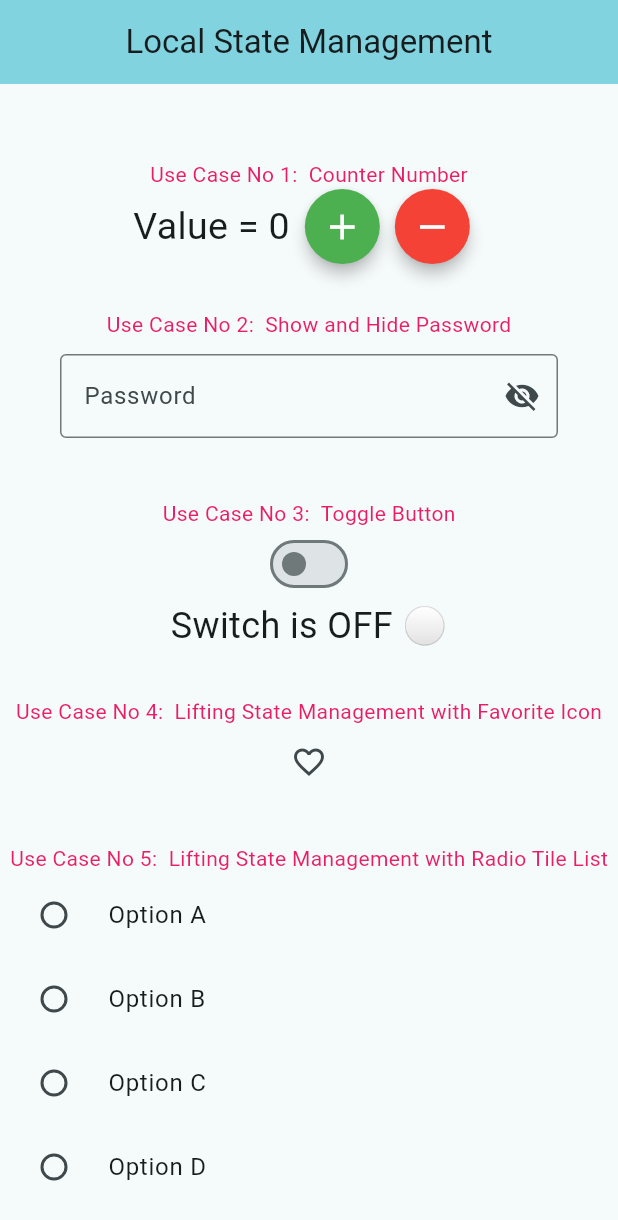
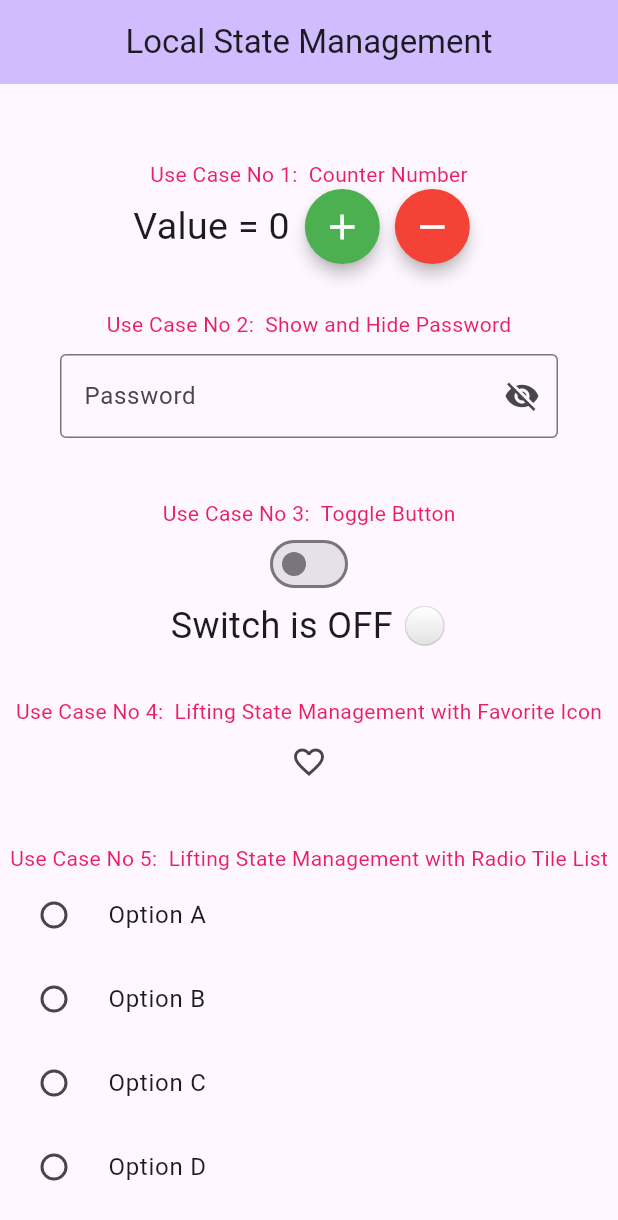
Before and after one commit to umar10fw/Local-State-Management, a Flutter app: the screen it shows after launch, on a phone screen of 412 x 824 dp. Shown: the top 1220 px of the screen. Run offline on Flutter 3.47's test engine with Material 3 defaults, Android fonts, the phone set to English and light mode, and no system bars.

Commit message:
initial commit

```diff
--- /dev/null
+++ b/lib/Custom_Widget/InheritedWidget_State/Authentication_State.dart
@@ -0,0 +1,21 @@
+import 'package:flutter/material.dart';
+
+class AuthProvider extends InheritedWidget {
+  final String user;
+  final VoidCallback logout;
+
+  const AuthProvider({
+    Key? key,
+    required this.user,
+    required this.logout,
+    required Widget child,
+  }) : super(key: key, child: child);
+
+  static AuthProvider of(BuildContext context) {
+    return context.dependOnInheritedWidgetOfExactType<AuthProvider>()!;
+  }
+  @override
+  bool updateShouldNotify(AuthProvider oldWidget) {
+    return user != oldWidget.user;
+  }
+}
--- a/lib/main.dart
+++ b/lib/main.dart
@@ -1,4 +1,12 @@
 import 'package:flutter/material.dart';
+import 'package:state_managment/Custom_Widget/InheritedWidget_State/Authentication_State.dart';
+import 'package:state_managment/Custom_Widget/Key_State_Preservation/UniqueKey.dart';
+import 'Custom_Widget/InheritedWidget_State/Localization_State.dart';
+import 'Custom_Widget/InheritedWidget_State/MediaQuery_State.dart';
+import 'Custom_Widget/InheritedWidget_State/Navigation_State.dart';
+import 'Custom_Widget/InheritedWidget_State/NewScreen.dart';
+import 'Custom_Widget/Key_State_Preservation/ObjectKey.dart';
+import 'Custom_Widget/Key_State_Preservation/Value_Key_Preservation.dart';
 import 'Custom_Widget/Lifting_State/Favorite_Button.dart';
 import 'Custom_Widget/Lifting_State/FormField.dart';
 import 'Custom_Widget/Lifting_State/radioTileButton.dart';
@@ -14,12 +22,15 @@ class MyApp extends StatelessWidget {
   @override
   Widget build(BuildContext context) {
     return MaterialApp(
+      supportedLocales: [
+        Locale('en', ''),
+        Locale('ur', ''),
+      ],
       debugShowCheckedModeBanner: false,
       title: 'State Management',
-      theme: ThemeData(
-        colorScheme: ColorScheme.fromSeed(seedColor: Colors.white),
-        useMaterial3: true,
-      ),
+      theme: ThemeData.light(),
+      darkTheme: ThemeData.dark(),
+      themeMode: ThemeMode.system,
       home: const MyHomePage(title: 'Local State Management'),
     );
   }
@@ -304,10 +315,104 @@ class _MyHomePageState extends State<MyHomePage> {
                           onChanged: updateName,
                         ),
                         Text("Name: $name",style: TextStyle(color: Colors.blue),),
-
+                        SizedBox(
+                          height: 30,
+                        ),
+                        Padding(
+                          padding: const EdgeInsets.all(8.0),
+                          child: Column(
+                            children: [
+                              const Text(
+                                "Use Case No 7:  Preserve TextField State with ValueKey",
+                                style: TextStyle(color: Colors.pink),
+                              ),
+                              Container(
+                                  height: 200,
+                                  child: ValueKeyPreservation())
+                            ],
+                          ),
+                        ),
+                        SizedBox(
+                          height: 30,
+                        ),
+                        Text(
+                          "Use Case No 8:  Preserve TextField State with UniqueKey",
+                          style: TextStyle(color: Colors.pink),
+                        ),
+                        Uniquekey_Preservation(),
+                        SizedBox(
+                          height: 30,
+                        ),
+                        Text(
+                          "Use Case No 9  Preserve TextField State with ObjectKey",
+                          style: TextStyle(color: Colors.pink),
+                        ),
+                        Container(
+                            height: 180,
+                            child: ObjectkeyPreservation()),
+                        SizedBox(
+                          height: 30,
+                        ),
+                        Text(
+                          "Use Case No 10 Inherited Widget State Management For Theme Mode",
+                          style: TextStyle(color: Colors.pink),
+                        ),
+                        Text("Current Theme Type",
+                        style: Theme.of(context).textTheme.headlineMedium,
+                        ),
+                        SizedBox(
+                          height: 30,
+                        ),
+                        Text(
+                          "Use Case No 11 Inherited Widget State Management For MediaQuery",
+                          style: TextStyle(color: Colors.pink),
+                        ),
+                        MediaqueryState(),
+                        SizedBox(
+                          height: 30,
+                        ),
+                        Text(
+                          "Use Case No 12 Inherited Widget State Management For Navigation",
+                          style: TextStyle(color: Colors.pink),
+                        ),
+                        ElevatedButton(
+                          onPressed: (){
+                            Navigator.of(context).push(
+                                MaterialPageRoute(builder: (context) => SecondScreen(),));
+                          },
+                          style: ElevatedButton.styleFrom(
+                            shape: const CircleBorder(), // makes button circular
+                            padding: EdgeInsets.zero, // removes extra padding
+                            backgroundColor: Colors.blue, // button color
+                            foregroundColor: Colors.white, // icon color
+                            elevation: 4, // shadow
+                          ),
+                          child: const Icon(
+                            Icons.navigate_next_outlined,
+                            size: 28, // icon size
+                          ),
+                        ),
+                        SizedBox(
+                          height: 30,
+                        ),
+                        Text(
+                          "Use Case No 13 Inherited Widget State Management\n For Localization Languages",
+                          style: TextStyle(color: Colors.pink),
+                        ),
+                        LanguageExample()
                       ],
                     ),
                   ),
+                  SizedBox(
+                    height: 30,
+                  ),
+                  const Text(
+                    "Use Case No 14: Use Case No 13 Inherited Widget State Management\n For Authentication",
+                    style: TextStyle(color: Colors.pink),
+                  ),
+                  Container(
+                      height: 200,
+                      child: AuthExample())
                 ],
               ),
             ),
@@ -317,3 +422,28 @@ class _MyHomePageState extends State<MyHomePage> {
     );
   }
 }
+
+class AuthExample extends StatefulWidget {
+  const AuthExample({super.key});
+
+  @override
+  State<AuthExample> createState() => _AuthExampleState();
+}
+
+class _AuthExampleState extends State<AuthExample> {
+
+  String user = "Name";
+  void logout(){
+    setState(() {
+      user = "guest";
+    });
+  }
+
+  @override
+  Widget build(BuildContext context) {
+    return AuthProvider(user: user, logout: logout, child: MaterialApp(
+      debugShowCheckedModeBanner: false,
+      home: const HomeScreen(),
+    ));
+  }
+}
```
Also changed, not shown: lib/Custom_Widget/InheritedWidget_State/Localization_State.dart (added, +13 -0 lines), lib/Custom_Widget/InheritedWidget_State/MediaQuery_State.dart (added, +19 -0 lines), lib/Custom_Widget/InheritedWidget_State/Navigation_State.dart (added, +10 -0 lines), lib/Custom_Widget/InheritedWidget_State/NewScreen.dart (added, +31 -0 lines), lib/Custom_Widget/InheritedWidget_State/ThemeMode.dart (added, +15 -0 lines), lib/Custom_Widget/Key_State_Preservation/ObjectKey.dart (added, +61 -0 lines), lib/Custom_Widget/Key_State_Preservation/UniqueKey.dart (added, +58 -0 lines), lib/Custom_Widget/Key_State_Preservation/Value_Key_Preservation.dart (added, +25 -0 lines), 1 other file.
